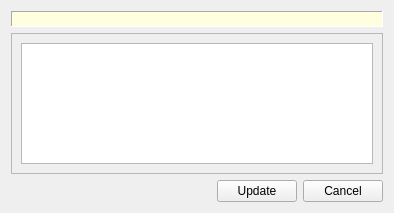
This is Code/Mantid/MantidQt/MantidWidgets/inc/MantidQtMantidWidgets/CatalogSelector.ui in mantidproject/mantid as Qt 5 draws it before an edit. The edited form follows.
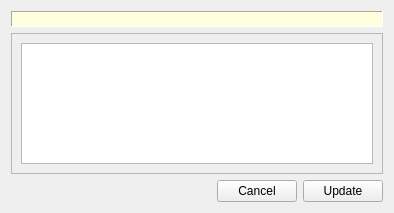
This is the edited form.

Commit message: Move update and cancel around on GUI. Refs #9112.

```diff
--- a/Code/Mantid/MantidQt/MantidWidgets/inc/MantidQtMantidWidgets/CatalogSelector.ui
+++ b/Code/Mantid/MantidQt/MantidWidgets/inc/MantidQtMantidWidgets/CatalogSelector.ui
@@ -209,16 +209,16 @@
       </spacer>
      </item>
      <item>
-      <widget class="QPushButton" name="updateBtn">
+      <widget class="QPushButton" name="cancelBtn">
        <property name="text">
-        <string>Update</string>
+        <string>Cancel</string>
        </property>
       </widget>
      </item>
      <item>
-      <widget class="QPushButton" name="cancelBtn">
+      <widget class="QPushButton" name="updateBtn">
        <property name="text">
-        <string>Cancel</string>
+        <string>Update</string>
        </property>
       </widget>
      </item>
```
